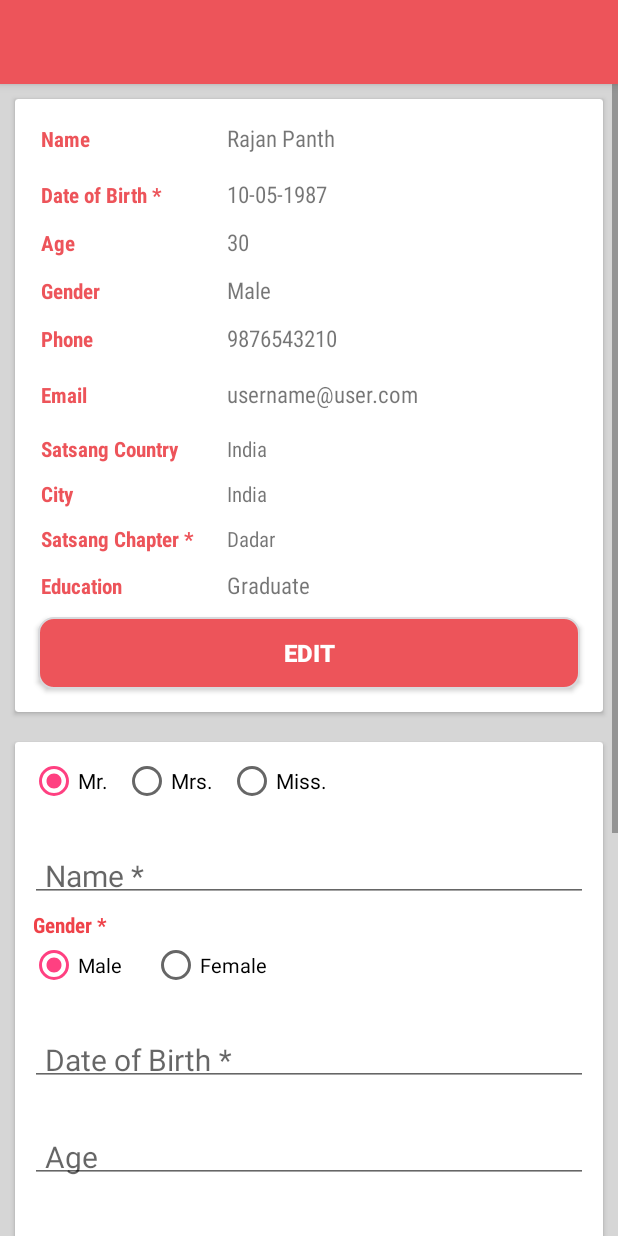
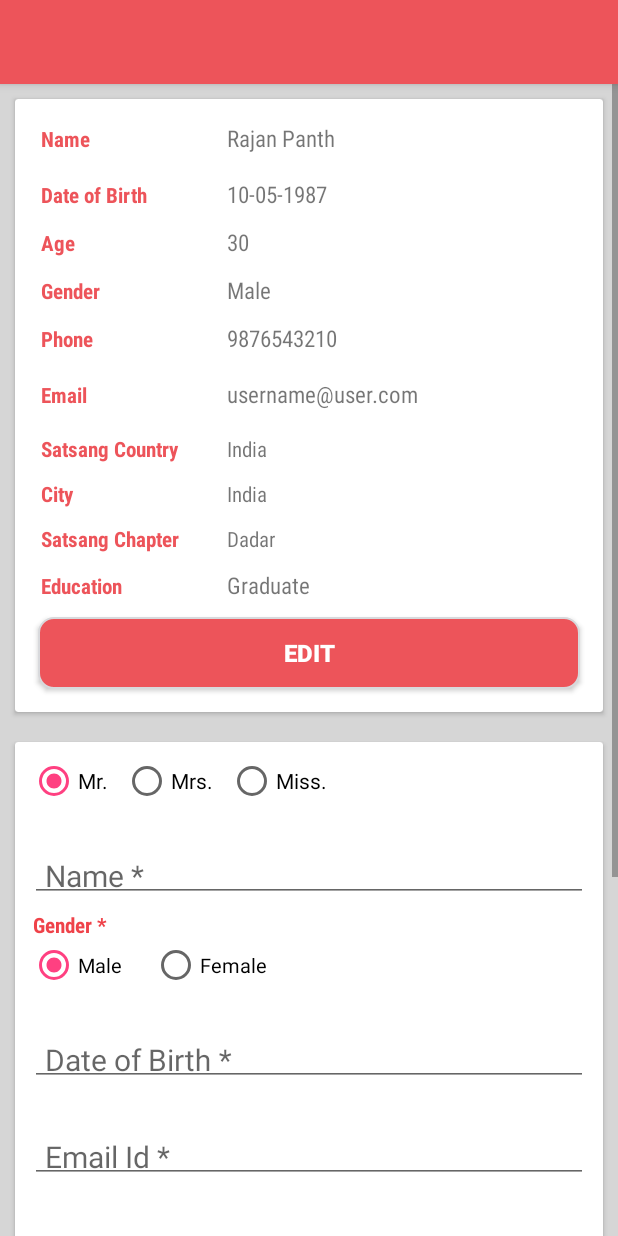
Before and after one commit to dhananjayt28/Gurukul-Android-App-Marg, an Android app: the layout activity_view_profile.xml on its own in the app's theme, with its tools: preview values and no code run, on a phone screen of 412 x 824 dp. Run offline under Robolectric (Android 15) with nearby library versions, the phone set to English and light mode, and no system bars.

Commit message:
date change

```diff
--- a/app/src/main/res/layout/activity_login.xml
+++ b/app/src/main/res/layout/activity_login.xml
@@ -82,7 +82,7 @@
                 android:id="@+id/userId"
                 android:layout_width="match_parent"
                 android:layout_height="wrap_content"
-                android:hint="@string/username"
+                android:hint="Email Id *"
                 android:imeOptions="actionDone"
                 android:inputType="textEmailAddress"
                 android:paddingEnd="0dp"
--- a/app/src/main/res/layout/activity_view_profile.xml
+++ b/app/src/main/res/layout/activity_view_profile.xml
@@ -103,7 +103,7 @@
                             android:paddingTop="5dp"
                             android:paddingEnd="2dp"
                             android:paddingBottom="1dp"
-                            android:text="@string/date_of_birth"
+                            android:text="Date of Birth"
                             android:textColor="@color/colorPrimary"
                             android:textSize="14sp"
                             android:textStyle="bold" />
@@ -357,7 +357,7 @@
                             android:paddingTop="5dp"
                             android:paddingEnd="2dp"
                             android:paddingBottom="1dp"
-                            android:text="@string/area"
+                            android:text="Satsang Chapter"
                             android:textColor="@color/colorPrimary"
                             android:textSize="14sp"
                             android:textStyle="bold" />
@@ -575,7 +575,7 @@
                             android:textSize="20sp" />
                     </android.support.design.widget.TextInputLayout>
 
-                    <android.support.design.widget.TextInputLayout
+                    <!--<android.support.design.widget.TextInputLayout
                         android:layout_width="match_parent"
                         android:layout_height="wrap_content">
 
@@ -592,7 +592,7 @@
                             android:textColor="#6C7A89"
                             android:textColorHint="@color/colorEditText"
                             android:textSize="20sp" />
-                    </android.support.design.widget.TextInputLayout>
+                    </android.support.design.widget.TextInputLayout>-->
 
                     <android.support.design.widget.TextInputLayout
                         android:layout_width="match_parent"
--- a/app/src/main/res/values/strings.xml
+++ b/app/src/main/res/values/strings.xml
@@ -410,8 +410,8 @@ basis.\n
     </string-array>
     <string-array name="yearList">
         <item>Year</item>
-        <item>2018</item>
-        <item>2017</item>
+        <item>2020</item>
+        <item>2019</item>
     </string-array>
 
     <string-array name="stateList">
```
